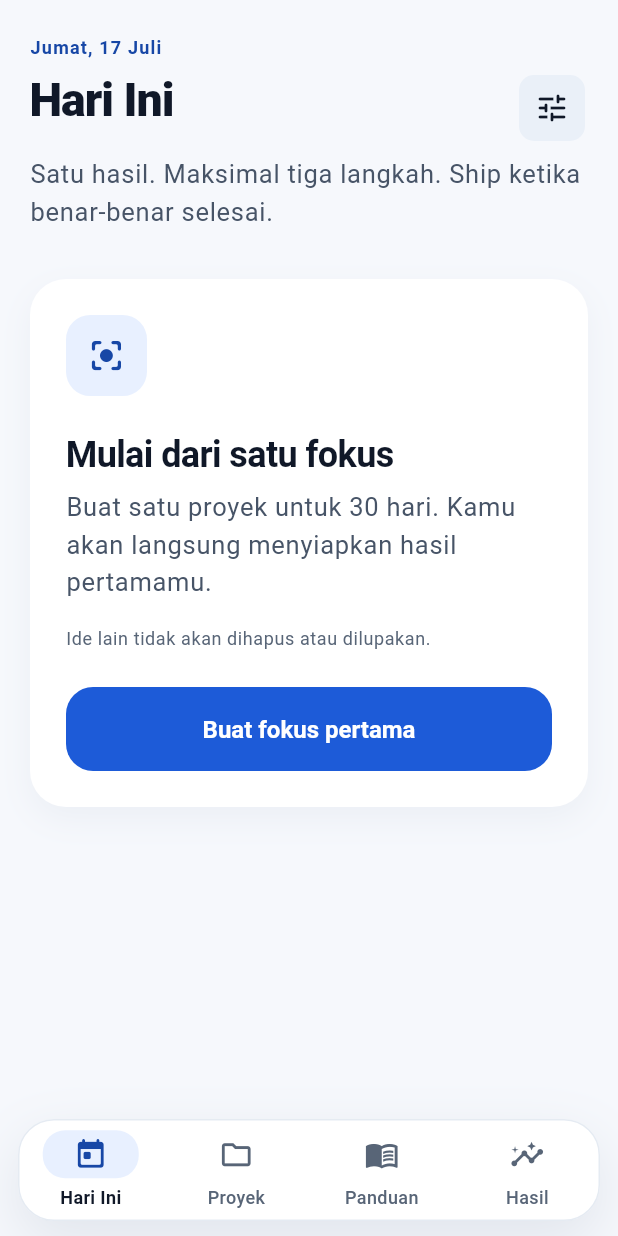
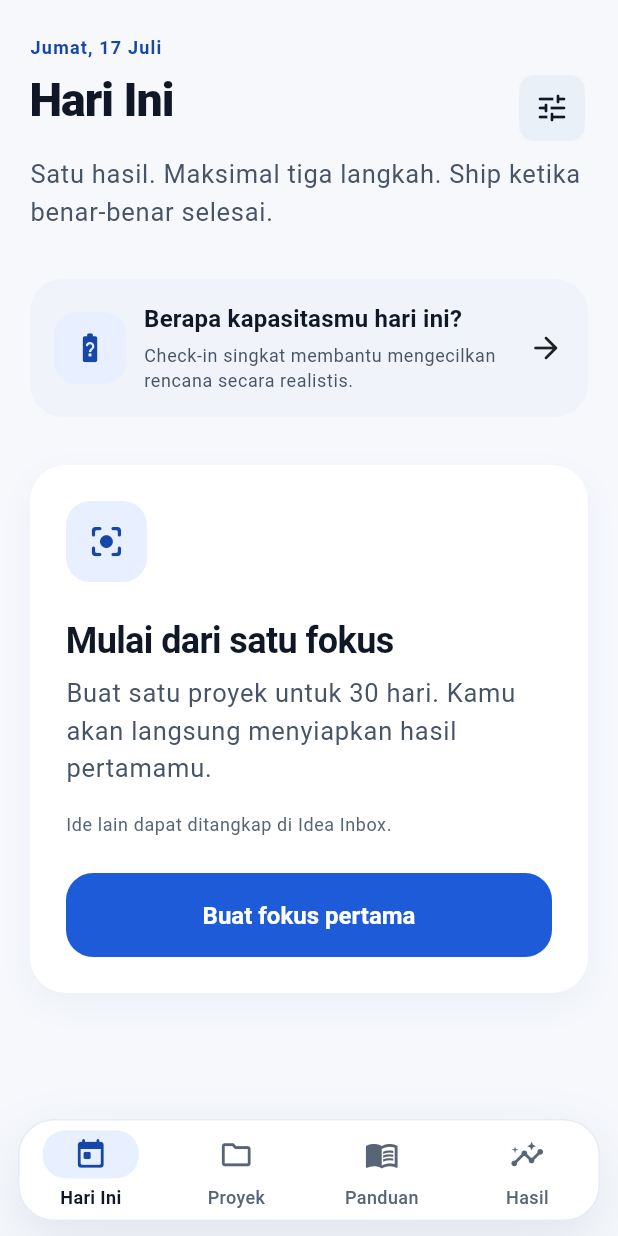
Before and after one commit to kuro-usagi-labs/satu-dulu, a Flutter app: the TodayScreen screen opened by its route, on a phone screen of 412 x 824 dp. Run offline on Flutter 3.47's test engine with Material 3 defaults, Android fonts, the phone set to English and light mode, and no system bars; our stand-ins replace drift, drift_flutter, file_picker, flutter_local_notifications, flutter_riverpod, go_router and 1 more; missing offline and left inert: pdfrx; accounts and stored records are empty; generated files the repository leaves out were written again.

Commit message:
feat: integrate check-in and automatic Recovery Mode into Today

```diff
--- a/lib/features/today/presentation/screens/today_screen.dart
+++ b/lib/features/today/presentation/screens/today_screen.dart
@@ -10,6 +10,9 @@ import 'package:satu_dulu/core/errors/app_exception.dart';
 import 'package:satu_dulu/core/widgets/app_primitives.dart';
 import 'package:satu_dulu/core/widgets/empty_state_card.dart';
 import 'package:satu_dulu/core/widgets/screen_frame.dart';
+import 'package:satu_dulu/features/anti_forget/domain/entities/anti_forget_models.dart';
+import 'package:satu_dulu/features/anti_forget/presentation/controllers/anti_forget_providers.dart';
+import 'package:satu_dulu/features/anti_forget/presentation/widgets/anti_forget_widgets.dart';
 import 'package:satu_dulu/features/projects/domain/entities/tracker_models.dart';
 import 'package:satu_dulu/features/projects/presentation/controllers/tracker_providers.dart';
 import 'package:satu_dulu/features/today/presentation/widgets/today_sheets.dart';
@@ -48,15 +51,14 @@ class _TodayScreenState extends ConsumerState<TodayScreen>
 
   @override
   void didChangeAppLifecycleState(AppLifecycleState state) {
-    if (state == AppLifecycleState.resumed) {
-      _refreshCurrentDay();
-    }
+    if (state == AppLifecycleState.resumed) _refreshCurrentDay();
   }
 
   @override
   Widget build(BuildContext context) {
     final overview = ref.watch(todayProvider(_today));
     final projects = ref.watch(projectsProvider);
+    final support = ref.watch(antiForgetTodaySupportProvider(_today));
     final dateLabel = DateFormat('EEEE, d MMMM', 'id_ID').format(_today);
 
     return ScreenFrame(
@@ -72,16 +74,22 @@ class _TodayScreenState extends ConsumerState<TodayScreen>
       child: overview.when(
         loading: () => const TodayLoading(),
         error: (error, stackTrace) => TodayErrorCard(
-          onRetry: () => ref.invalidate(todayProvider(_today)),
+          onRetry: () {
+            ref.invalidate(todayProvider(_today));
+            ref.invalidate(antiForgetTodaySupportProvider(_today));
+          },
         ),
         data: (today) => today == null
-            ? _buildEmptyState(projects)
-            : _buildToday(context, today),
+            ? _buildEmptyState(projects, support.value)
+            : _buildToday(context, today, support.value),
       ),
     );
   }
 
-  Widget _buildEmptyState(AsyncValue<List<Project>> projects) {
+  Widget _buildEmptyState(
+    AsyncValue<List<Project>> projects,
+    AntiForgetTodaySupport? support,
+  ) {
     return projects.when(
       loading: () => const AppLoadingBlock(height: 260),
       error: (error, stackTrace) =>
@@ -90,49 +98,74 @@ class _TodayScreenState extends ConsumerState<TodayScreen>
         final focus = items
             .where((project) => project.status == ProjectStatus.focus)
             .firstOrNull;
-        if (focus == null) {
-          final hasProjects = items.isNotEmpty;
-          return EmptyStateCard(
-            icon: hasProjects
+        return Column(
+          crossAxisAlignment: CrossAxisAlignment.stretch,
+          children: [
+            DailyCheckInCard(
+              checkIn: support?.checkIn,
+              onTap: () => context.push('/check-in'),
+            ),
+            if (support?.recovery.isActive == true && focus != null) ...[
+              const SizedBox(height: AppSpacing.standard),
+              RecoveryModeCard(
+                brief: support!.recovery,
+                onPrimary: () =>
+                    _handleRecoveryPrimary(support.recovery, focus, null),
+                onSecondary: () =>
+                    _handleRecoverySecondary(support, focus),
+              ),
+            ],
+            const SizedBox(height: AppSpacing.major),
+            if (focus == null)
+              EmptyStateCard(
+                icon: items.isNotEmpty
                     ? Icons.adjust_rounded
                     : Icons.center_focus_strong_rounded,
-            title: hasProjects
+                title: items.isNotEmpty
                     ? 'Pilih satu fokus utama'
                     : 'Mulai dari satu fokus',
-            description: hasProjects
+                description: items.isNotEmpty
                     ? 'Kamu sudah punya proyek. Pilih satu yang memimpin Hari Ini; yang lain tetap aman disimpan.'
                     : 'Buat satu proyek untuk 30 hari. Kamu akan langsung menyiapkan hasil pertamamu.',
-            footnote: 'Ide lain tidak akan dihapus atau dilupakan.',
-            actionLabel: hasProjects
+                footnote: 'Ide lain dapat ditangkap di Idea Inbox.',
+                actionLabel: items.isNotEmpty
                     ? 'Pilih dari proyek'
                     : 'Buat fokus pertama',
+                onAction: () => context.push(
+                  items.isNotEmpty ? '/projects' : '/projects/new',
+                ),
+              )
+            else if (_reviewIsDue(focus))
+              EmptyStateCard(
+                icon: Icons.flag_outlined,
+                title: 'Putaranmu perlu ditinjau',
+                description:
+                    'Lihat bukti yang terkumpul sebelum lanjut, pivot, atau menyimpan proyek ini dulu.',
+                actionLabel: 'Review fokus ini',
                 onAction: () =>
-                context.push(hasProjects ? '/projects' : '/projects/new'),
+                    context.push('/results/review?project=${focus.id}'),
+              )
+            else
+              EmptyStateCard(
+                icon: Icons.edit_calendar_outlined,
+                title: 'Hari ini belum punya hasil',
+                description: _emptyPlanDescription(support?.checkIn),
+                footnote: 'Tidak ada utang tugas yang dibawa dari kemarin.',
+                actionLabel: 'Tentukan hasil hari ini',
+                onAction: () => context.push('/today/plan'),
+              ),
+          ],
+        );
+      },
     );
   }
 
-        if (_reviewIsDue(focus)) {
-          return EmptyStateCard(
-            icon: Icons.flag_outlined,
-            title: 'Putaran 30 harimu selesai',
-            description:
-                'Lihat bukti yang terkumpul sebelum memutuskan untuk lanjut, mengubah arah, atau menyimpan proyek ini dulu.',
-            actionLabel: 'Review fokus ini',
-            onAction: () => context.push('/results/review?project=${focus.id}'),
-          );
+  String _emptyPlanDescription(DailyCheckIn? checkIn) {
+    if (checkIn?.energyLevel == EnergyLevel.low ||
+        (checkIn?.availableMinutes ?? 60) <= 10) {
+      return 'Kapasitasmu kecil hari ini. Tentukan satu hasil atau tindakan yang dapat selesai dalam ${checkIn?.capacityLabel ?? '10 menit'}.';
     }
-
-        return EmptyStateCard(
-          icon: Icons.edit_calendar_outlined,
-          title: 'Hari ini belum punya hasil',
-          description:
-              'Mulai bersih. Tentukan satu hasil yang benar-benar bisa kamu selesaikan atau terbitkan hari ini.',
-          footnote: 'Tidak ada utang tugas yang dibawa dari kemarin.',
-          actionLabel: 'Tentukan hasil hari ini',
-          onAction: () => context.push('/today/plan'),
-        );
-      },
-    );
+    return 'Mulai bersih. Tentukan satu hasil yang benar-benar bisa kamu selesaikan atau terbitkan hari ini.';
   }
 
   bool _reviewIsDue(Project project) {
@@ -143,10 +176,14 @@ class _TodayScreenState extends ConsumerState<TodayScreen>
       reviewDate.month,
       reviewDate.day,
     );
-    return normalized.isBefore(_today);
+    return !normalized.isAfter(_today);
   }
 
-  Widget _buildToday(BuildContext context, TodayOverview today) {
+  Widget _buildToday(
+    BuildContext context,
+    TodayOverview today,
+    AntiForgetTodaySupport? support,
+  ) {
     final completed = today.actions
         .where((action) => action.isCompleted)
         .length;
@@ -161,6 +198,33 @@ class _TodayScreenState extends ConsumerState<TodayScreen>
     return Column(
       crossAxisAlignment: CrossAxisAlignment.stretch,
       children: [
+        DailyCheckInCard(
+          checkIn: support?.checkIn,
+          onTap: () => context.push('/check-in'),
+        ),
+        if (support?.recovery.isActive == true) ...[
+          const SizedBox(height: AppSpacing.standard),
+          RecoveryModeCard(
+            brief: support!.recovery,
+            onPrimary: () => _handleRecoveryPrimary(
+              support.recovery,
+              today.project,
+              today,
+            ),
+            onSecondary: () =>
+                _handleRecoverySecondary(support, today.project),
+          ),
+        ],
+        if (support?.capsule case final capsule?
+            when capsule.hasContext) ...[
+          const SizedBox(height: AppSpacing.standard),
+          RestartContextCard(
+            capsule: capsule,
+            onTap: () =>
+                context.push('/projects/${today.project.id}/restart'),
+          ),
+        ],
+        const SizedBox(height: AppSpacing.major),
         TodayFocusHero(
           projectName: today.project.name,
           sprintDay: today.sprintDay,
@@ -241,13 +305,70 @@ class _TodayScreenState extends ConsumerState<TodayScreen>
     );
   }
 
+  void _handleRecoveryPrimary(
+    RecoveryBrief brief,
+    Project project,
+    TodayOverview? today,
+  ) {
+    switch (brief.reason) {
+      case RecoveryReason.missingSprint:
+        context.push('/projects/${project.id}');
+      case RecoveryReason.reviewDue:
+        context.push('/results/review?project=${project.id}');
+      case RecoveryReason.noPlanAfterNoon:
+        context.push('/today/plan');
+      case RecoveryReason.noShipTwoDays:
+        if (today == null) {
+          context.push('/today/plan');
+        } else {
+          _scrollToActions();
+        }
+      case RecoveryReason.lowEnergyOversizedPlan:
+        setState(() => _lowEnergy = true);
+        _scrollToActions();
+      case RecoveryReason.none:
+        break;
+    }
+  }
+
+  void _handleRecoverySecondary(
+    AntiForgetTodaySupport support,
+    Project project,
+  ) {
+    if (support.capsule?.hasContext == true) {
+      context.push('/projects/${project.id}/restart');
+      return;
+    }
+    if (briefNeedsResults(support.recovery.reason)) {
+      context.go('/results');
+    } else {
+      context.go('/guides');
+    }
+  }
+
+  bool briefNeedsResults(RecoveryReason reason) =>
+      reason == RecoveryReason.reviewDue;
+
+  Future<void> _scrollToActions() async {
+    final actionContext = _actionsKey.currentContext;
+    if (actionContext == null || !actionContext.mounted) return;
+    await Scrollable.ensureVisible(
+      actionContext,
+      duration: MediaQuery.disableAnimationsOf(context)
+          ? Duration.zero
+          : AppDuration.card,
+      curve: Curves.easeOutCubic,
+      alignment: 0.16,
+    );
+  }
+
   Future<void> _setAction(DailyAction action, bool completed) async {
     setState(() => _mutating = true);
     try {
       await ref
           .read(trackerRepositoryProvider)
           .setActionCompleted(action.id, completed: completed);
-      ref.invalidate(todayProvider(_today));
+      _invalidateToday();
     } on AppException catch (error) {
       _showError(error.message);
     } finally {
@@ -278,7 +399,7 @@ class _TodayScreenState extends ConsumerState<TodayScreen>
             externalUrl: draft.externalUrl,
             evidenceNote: draft.evidenceNote,
           );
-      ref.invalidate(todayProvider(_today));
+      _invalidateToday();
       if (!mounted) return;
       if (!MediaQuery.disableAnimationsOf(context)) {
         await HapticFeedback.mediumImpact();
@@ -305,7 +426,6 @@ class _TodayScreenState extends ConsumerState<TodayScreen>
   }
 
   Future<void> _showLostTrack(TodayOverview today) async {
-    final reduceMotion = MediaQuery.disableAnimationsOf(context);
     final choice = await showModalBottomSheet<RecoveryChoice>(
       context: context,
       isScrollControlled: true,
@@ -324,32 +444,27 @@ class _TodayScreenState extends ConsumerState<TodayScreen>
       await context.push('/guides/$documentId/read$pageQuery');
       return;
     }
-
-    final actionContext = _actionsKey.currentContext;
-    if (actionContext != null && actionContext.mounted) {
-      await Scrollable.ensureVisible(
-        actionContext,
-        duration: reduceMotion ? Duration.zero : AppDuration.card,
-        curve: Curves.easeOutCubic,
-        alignment: 0.16,
-      );
-    }
+    await _scrollToActions();
   }
 
   void _refreshCurrentDay() {
     if (!mounted) return;
     final nextDay = _localDay(DateTime.now());
     if (_sameDay(nextDay, _today)) {
-      ref.invalidate(todayProvider(_today));
+      _invalidateToday();
       return;
     }
-
     setState(() {
       _today = nextDay;
       _lowEnergy = false;
       _mutating = false;
     });
     _scheduleMidnightRefresh();
+  }
+
+  void _invalidateToday() {
+    ref.invalidate(todayProvider(_today));
+    ref.invalidate(antiForgetTodaySupportProvider(_today));
   }
 
   void _scheduleMidnightRefresh() {
```
Lines whose indentation alone changed are shown as unchanged.
